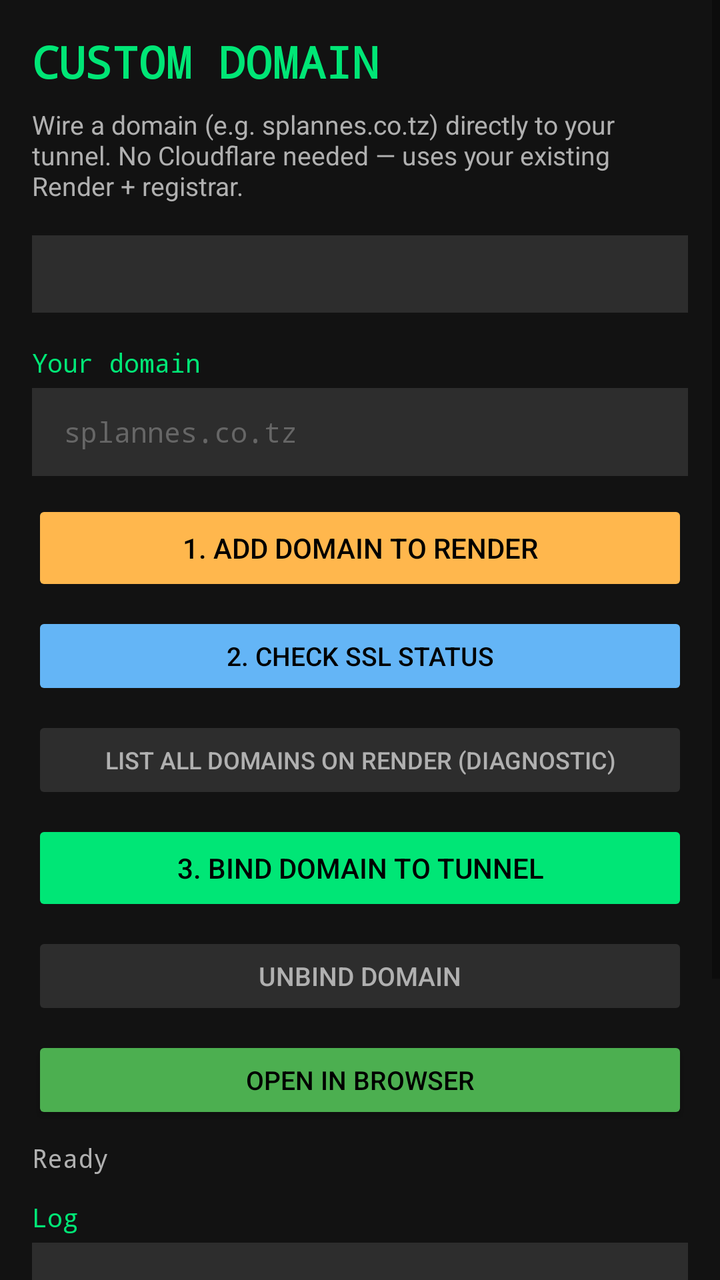
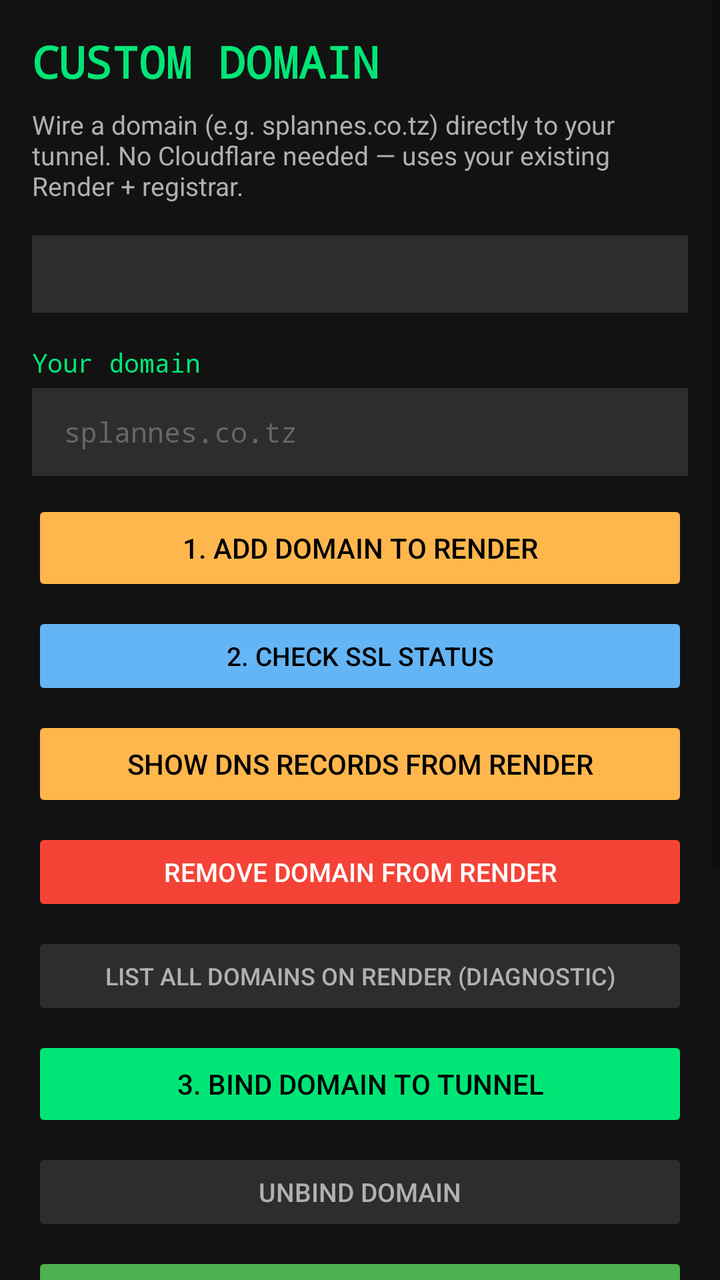

Compare the two renders of this Android layout. The source of the first and the diff that turns it into the second are given below.
<!-- AndroidManifest.xml: application theme Theme.BantuDroid -->
<!-- res/layout/activity_dns.xml -->
<?xml version="1.0" encoding="utf-8"?>
<ScrollView xmlns:android="http://schemas.android.com/apk/res/android"
    android:layout_width="match_parent"
    android:layout_height="match_parent"
    android:background="@color/bg_dark"
    android:fillViewport="true">

    <LinearLayout
        android:layout_width="match_parent"
        android:layout_height="wrap_content"
        android:orientation="vertical"
        android:padding="16dp">

        <TextView
            android:layout_width="wrap_content"
            android:layout_height="wrap_content"
            android:text="CUSTOM DOMAIN"
            android:textColor="@color/bantu_green"
            android:textSize="22sp"
            android:fontFamily="monospace"
            android:textStyle="bold"
            android:layout_marginBottom="8dp" />

        <TextView
            android:layout_width="match_parent"
            android:layout_height="wrap_content"
            android:text="Wire a domain (e.g. splannes.co.tz) directly to your tunnel. No Cloudflare needed — uses your existing Render + registrar."
            android:textColor="@color/text_secondary"
            android:textSize="13sp"
            android:layout_marginBottom="16dp" />

        
        <TextView
            android:id="@+id/tv_instructions"
            android:layout_width="match_parent"
            android:layout_height="wrap_content"
            android:background="@color/bg_card"
            android:padding="12dp"
            android:textColor="@color/text_secondary"
            android:textSize="11sp"
            android:fontFamily="monospace"
            android:lineSpacingExtra="3dp"
            android:layout_marginBottom="16dp" />

        
        <TextView
            android:layout_width="wrap_content"
            android:layout_height="wrap_content"
            android:text="Your domain"
            android:textColor="@color/bantu_green"
            android:textSize="13sp"
            android:fontFamily="monospace"
            android:layout_marginBottom="4dp" />

        <EditText
            android:id="@+id/et_domain"
            android:layout_width="match_parent"
            android:layout_height="44dp"
            android:background="@color/bg_card"
            android:textColor="@color/text_primary"
            android:textColorHint="@color/text_hint"
            android:hint="splannes.co.tz"
            android:textSize="14sp"
            android:fontFamily="monospace"
            android:paddingStart="16dp"
            android:paddingEnd="16dp"
            android:inputType="textUri"
            android:layout_marginBottom="12dp" />

        
        <Button
            android:id="@+id/btn_add_to_render"
            android:layout_width="match_parent"
            android:layout_height="48dp"
            android:text="1. Add Domain to Render"
            android:textSize="14sp"
            android:backgroundTint="#FFB74D"
            android:textColor="@color/black"
            android:layout_marginBottom="8dp"
            android:enabled="false" />

        <Button
            android:id="@+id/btn_check_status"
            android:layout_width="match_parent"
            android:layout_height="44dp"
            android:text="2. Check SSL Status"
            android:textSize="13sp"
            android:backgroundTint="#64B5F6"
            android:textColor="@color/black"
            android:layout_marginBottom="8dp"
            android:enabled="false" />

        <Button
            android:id="@+id/btn_list_domains"
            android:layout_width="match_parent"
            android:layout_height="44dp"
            android:text="List All Domains on Render (diagnostic)"
            android:textSize="12sp"
            android:backgroundTint="@color/bg_card"
            android:textColor="@color/text_secondary"
            android:layout_marginBottom="8dp"
            android:enabled="false" />

        <Button
            android:id="@+id/btn_bind"
            android:layout_width="match_parent"
            android:layout_height="48dp"
            android:text="3. Bind Domain to Tunnel"
            android:textSize="14sp"
            android:backgroundTint="@color/bantu_green"
            android:textColor="@color/black"
            android:layout_marginBottom="8dp"
            android:enabled="false" />

        <Button
            android:id="@+id/btn_unbind"
            android:layout_width="match_parent"
            android:layout_height="44dp"
            android:text="Unbind Domain"
            android:textSize="13sp"
            android:backgroundTint="@color/bg_card"
            android:textColor="@color/text_secondary"
            android:layout_marginBottom="8dp"
            android:enabled="false" />

        <Button
            android:id="@+id/btn_open_browser"
            android:layout_width="match_parent"
            android:layout_height="44dp"
            android:text="Open in Browser"
            android:textSize="13sp"
            android:backgroundTint="#4CAF50"
            android:textColor="@color/black"
            android:layout_marginBottom="8dp" />

        <Button
            android:id="@+id/btn_start_tunnel_first"
            android:layout_width="match_parent"
            android:layout_height="44dp"
            android:text="Start Bantu Tunnel First"
            android:textSize="13sp"
            android:backgroundTint="#FFB74D"
            android:textColor="@color/black"
            android:layout_marginBottom="16dp"
            android:visibility="gone" />

        
        <TextView
            android:id="@+id/tv_status"
            android:layout_width="match_parent"
            android:layout_height="wrap_content"
            android:text="Ready"
            android:textColor="@color/text_secondary"
            android:textSize="13sp"
            android:fontFamily="monospace"
            android:layout_marginBottom="12dp" />

        
        <TextView
            android:layout_width="wrap_content"
            android:layout_height="wrap_content"
            android:text="Log"
            android:textColor="@color/bantu_green"
            android:textSize="13sp"
            android:fontFamily="monospace"
            android:layout_marginBottom="4dp" />

        <TextView
            android:id="@+id/tv_log"
            android:layout_width="match_parent"
            android:layout_height="200dp"
            android:background="@color/bg_card"
            android:padding="8dp"
            android:textColor="@color/text_secondary"
            android:textSize="11sp"
            android:fontFamily="monospace"
            android:scrollbars="vertical"
            android:gravity="top" />

    </LinearLayout>
</ScrollView>
<!-- resources referenced by this layout -->
<resources>
  <color name="bantu_green">#00E676</color>
  <color name="bg_card">#2D2D2D</color>
  <color name="bg_dark">#121212</color>
  <color name="black">#000000</color>
  <color name="text_hint">#666666</color>
  <color name="text_primary">#FFFFFF</color>
  <color name="text_secondary">#B0B0B0</color>
  <style name="Theme.BantuDroid" parent="Theme.MaterialComponents.DayNight.NoActionBar">
          <item name="colorPrimary">@color/bantu_green</item>
          <item name="colorPrimaryDark">@color/bantu_green_dark</item>
          <item name="colorPrimaryVariant">@color/bantu_green_dark</item>
          <item name="colorOnPrimary">@color/black</item>
          <item name="colorSecondary">@color/bantu_orange</item>
          <item name="colorSecondaryVariant">@color/bantu_orange_dark</item>
          <item name="colorOnSecondary">@color/white</item>
          <item name="android:colorBackground">@color/bg_dark</item>
          <item name="colorSurface">@color/bg_surface</item>
          <item name="colorOnSurface">@color/text_primary</item>
          <item name="android:statusBarColor">@color/bg_dark</item>
          <item name="android:navigationBarColor">@color/bg_dark</item>
          <item name="android:windowBackground">@color/bg_dark</item>
      </style>
  <color name="bantu_green_dark">#00C853</color>
  <color name="bantu_orange">#FF6D00</color>
  <color name="bantu_orange_dark">#E65100</color>
  <color name="white">#FFFFFF</color>
  <color name="bg_surface">#1E1E1E</color>
</resources>

<!-- the commit's change to res/layout/activity_dns.xml (unified diff, before → after) -->
@@ -91,6 +91,28 @@
             android:enabled="false" />
 
         <Button
+            android:id="@+id/btn_dns_records"
+            android:layout_width="match_parent"
+            android:layout_height="48dp"
+            android:text="Show DNS Records from Render"
+            android:textSize="14sp"
+            android:backgroundTint="#FFB74D"
+            android:textColor="@color/black"
+            android:layout_marginBottom="8dp"
+            android:enabled="false" />
+
+        <Button
+            android:id="@+id/btn_remove_domain"
+            android:layout_width="match_parent"
+            android:layout_height="44dp"
+            android:text="Remove Domain from Render"
+            android:textSize="13sp"
+            android:backgroundTint="#F44336"
+            android:textColor="#FFFFFF"
+            android:layout_marginBottom="8dp"
+            android:enabled="false" />
+
+        <Button
             android:id="@+id/btn_list_domains"
             android:layout_width="match_parent"
             android:layout_height="44dp"
